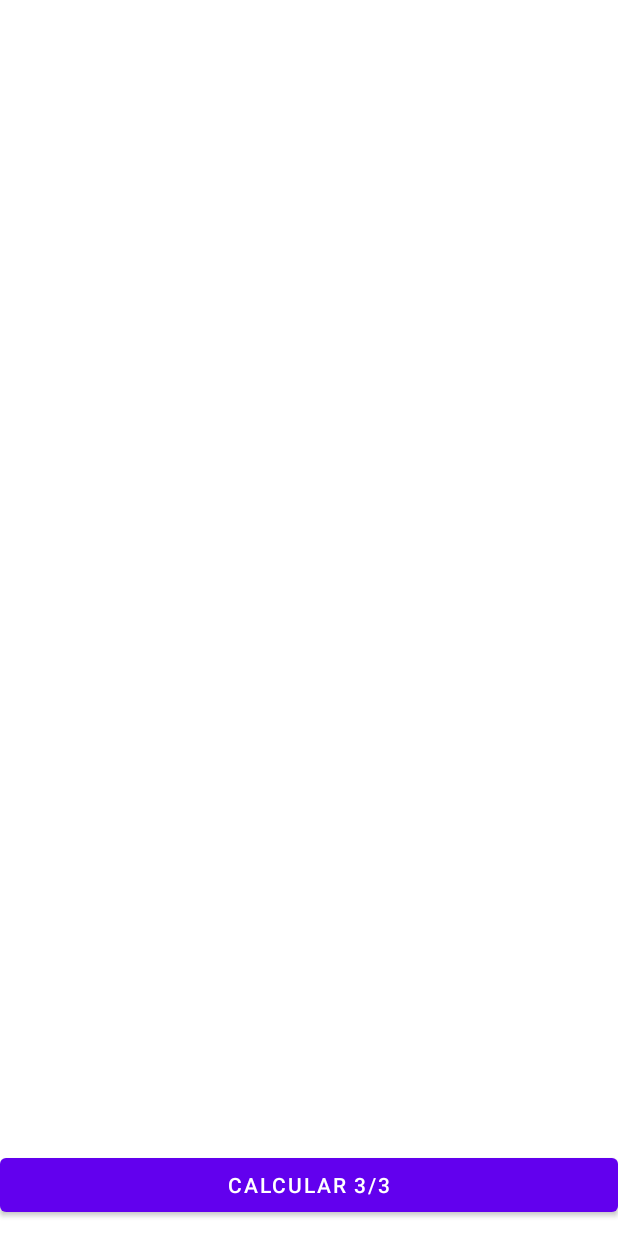
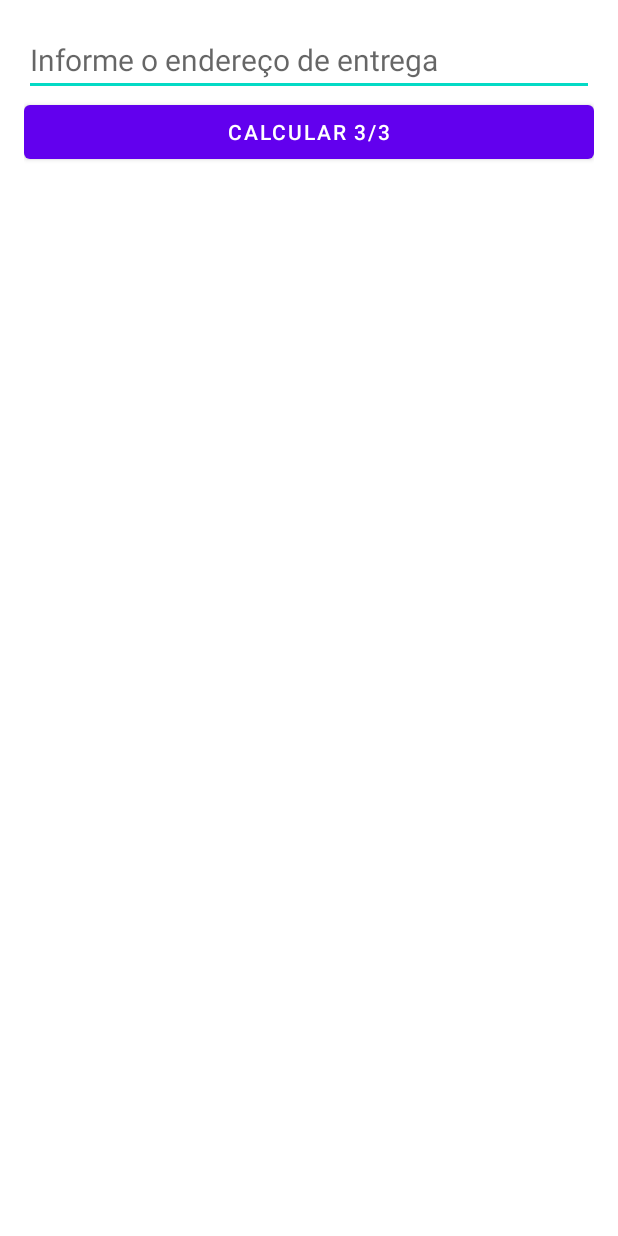
Before and after one commit to luizsfl/custoFrete, an Android app: the layout fragment_rotas.xml on its own in the app's theme, with its tools: preview values and no code run, on a phone screen of 412 x 824 dp. Run offline under Robolectric (Android 15) with nearby library versions, the phone set to English and light mode, and no system bars.

Commit message:
Criado o autocomplete para usuário selecionar as rotas

```diff
--- /dev/null
+++ b/app/src/main/java/com/example/custofrete/domain/model/Entrega.kt
@@ -0,0 +1,6 @@
+package com.example.custofrete.domain.model
+
+data class Entrega(
+    val dadosVeiculo: DadosVeiculo,
+    val custoViagem: CustoViagem
+):java.io.Serializable
--- a/app/src/main/res/layout/fragment_rotas.xml
+++ b/app/src/main/res/layout/fragment_rotas.xml
@@ -7,21 +7,31 @@
     tools:context=".presentation.rotas.RotasFragment">
 
 
-    <androidx.constraintlayout.widget.ConstraintLayout
+    <LinearLayout
         android:layout_width="match_parent"
-        android:layout_height="match_parent">
+        android:layout_height="match_parent"
+        android:orientation="vertical"
+        android:padding="16dp">
+
+        <AutoCompleteTextView
+            android:id="@+id/bt_endereco_entrega"
+            android:layout_width="match_parent"
+            android:layout_height="wrap_content"
+            android:textSize="20sp"
+            android:hint="Informe o endereço de entrega"
+            android:completionThreshold="1"
+            />
+
 
     <Button
         android:id="@+id/next_rotas"
         android:layout_width="match_parent"
         android:layout_height="wrap_content"
-        app:layout_constraintEnd_toEndOf="parent"
-        app:layout_constraintBottom_toBottomOf="parent"
         android:layout_marginBottom="10dp"
         android:text="Calcular 3/3"
         />
 
-</androidx.constraintlayout.widget.ConstraintLayout>
+    </LinearLayout>
 
 
-    </FrameLayout>
+</FrameLayout>
```
Also changed, not shown: app/build.gradle (+5 -2 lines), app/src/main/java/com/example/custofrete/domain/model/CustoViagem.kt (added, +8 -0 lines), app/src/main/java/com/example/custofrete/domain/model/DadosVeiculo.kt (added, +10 -0 lines), app/src/main/java/com/example/custofrete/presentation/custoViagem/CustoViagemFragment.kt (+10 -1 lines), app/src/main/java/com/example/custofrete/presentation/dadosVeiculo/DadosVeiculoFragment.kt (+6 -1 lines), app/src/main/java/com/example/custofrete/presentation/rotas/RotasFragment.kt (+12 -0 lines), app/src/main/res/layout/autocomplete_list_rotas.xml (added, +20 -0 lines), app/src/main/res/navigation/nav_principal.xml (+7 -0 lines).
